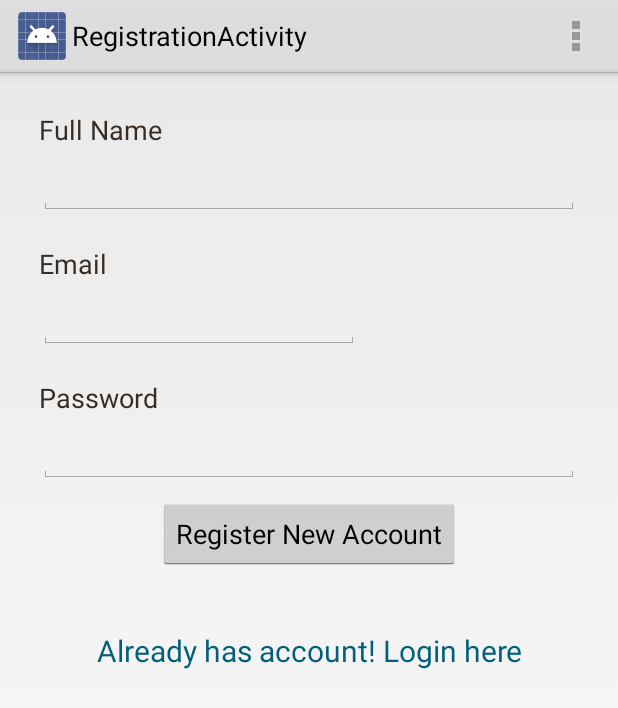
After one commit to Kingram91/SENIOR_PROJECT, an Android app: the RegistrationActivity screen opened directly, with no data from a screen before it, on a phone screen of 412 x 824 dp. The commit adds this screen. Shown: the top 708 px of the screen. Run offline under Robolectric (Android 15) with nearby library versions, the phone set to English and light mode, and no system bars.

Commit message:
Registration Form
first time end-user sign up, fill out form, click "register new account"

```diff
--- a/EventFoundryAndroid/EventFoundry/app/src/main/AndroidManifest.xml
+++ b/EventFoundryAndroid/EventFoundry/app/src/main/AndroidManifest.xml
@@ -1,51 +1,11 @@
 <?xml version="1.0" encoding="utf-8"?>
 <manifest xmlns:android="http://schemas.android.com/apk/res/android"
     package="com.seniorproject.eventfoundry.eventfoundry" >
-
-    <application
-        android:allowBackup="true"
-        android:icon="@drawable/ic_launcher"
-        android:label="@string/app_name"
-        android:theme="@style/AppTheme" >
-        <activity
-            android:name=".MyMainActivity"
-            android:label="@string/app_name" >
-            <intent-filter>
-                <action android:name="android.intent.action.MAIN" />
-
-                <category android:name="android.intent.category.LAUNCHER" />
-            </intent-filter>
-
-            <meta-data
-                android:name="android.app.searchable"
-                android:resource="@xml/searchable" />
-        </activity>
-        <activity
-            android:name=".LoginActivity"
-            android:label="@string/title_activity_login"
-            android:parentActivityName=".MyMainActivity"
-            android:windowSoftInputMode="adjustResize|stateHidden" >
-
-            <!-- Parent activity meta-data to support 4.0 and lower -->
-            <meta-data
-                android:name="android.support.PARENT_ACTIVITY"
-                android:value=".MyMainActivity" />
-        </activity>
-
-        <meta-data
-            android:name="com.google.android.gms.version"
-            android:value="@integer/google_play_services_version" />
-
-        <activity
-            android:name=".SearchResultsActivity"
-            android:label="@string/title_activity_search_results" >
-            <intent-filter>
-                <action android:name="android.intent.action.SEARCH" />
-            </intent-filter>
-        </activity>
-    </application>
     <!-- To access Google+ APIs: -->
     <uses-permission android:name="android.permission.INTERNET" />
+
+    <!-- SDK min version-->
+    <uses-sdk android:minSdkVersion="8" />
 
     <!--
          To retrieve OAuth 2.0 tokens or invalidate tokens to disconnect a user. This disconnect
@@ -60,4 +20,52 @@
     <uses-permission android:name="android.permission.READ_PROFILE" />
     <uses-permission android:name="android.permission.READ_CONTACTS" />
 
+    <application
+        android:allowBackup="true"
+        android:icon="@drawable/ic_launcher"
+        android:label="@string/app_name"
+        android:theme="@style/AppTheme" >
+        <activity
+            android:name="com.seniorproject.eventfoundry.eventfoundry.MyMainActivity"
+            android:label="@string/app_name" >
+            <intent-filter>
+                <action android:name="android.intent.action.MAIN" />
+                <category android:name="android.intent.category.LAUNCHER" />
+            </intent-filter>
+
+            <meta-data
+                android:name="android.app.searchable"
+                android:resource="@xml/searchable" />
+        </activity>
+        <activity
+            android:name="com.seniorproject.eventfoundry.eventfoundry.LoginActivity"
+            android:label="@string/title_activity_login"
+            android:parentActivityName="com.seniorproject.eventfoundry.eventfoundry.MyMainActivity"
+            android:windowSoftInputMode="adjustResize|stateHidden" >
+
+            <!-- Parent activity meta-data to support 4.0 and lower -->
+            <meta-data
+                android:name="android.support.PARENT_ACTIVITY"
+                android:value=".MyMainActivity" />
+        </activity>
+
+        <meta-data
+            android:name="com.google.android.gms.version"
+            android:value="@integer/google_play_services_version" />
+
+        <activity
+            android:name="com.seniorproject.eventfoundry.eventfoundry.SearchResultsActivity"
+            android:label="@string/title_activity_search_results" >
+            <intent-filter>
+                <action android:name="android.intent.action.SEARCH" />
+            </intent-filter>
+        </activity>
+
+        <!--  Entry for RegisterActivity.class -->
+        <activity
+            android:name="com.seniorproject.eventfoundry.eventfoundry.RegistrationActivity"
+            android:label="@string/title_activity_registration" >
+        </activity>
+    </application>
+
 </manifest>
--- a/EventFoundryAndroid/EventFoundry/app/src/main/java/com/seniorproject/eventfoundry/eventfoundry/MyMainActivity.java
+++ b/EventFoundryAndroid/EventFoundry/app/src/main/java/com/seniorproject/eventfoundry/eventfoundry/MyMainActivity.java
@@ -21,8 +21,6 @@ import android.support.v4.widget.DrawerLayout;
 import android.widget.ArrayAdapter;
 import android.widget.SearchView;
 import android.widget.TextView;
-
-
 public class MyMainActivity extends Activity
         implements NavigationDrawerFragment.NavigationDrawerCallbacks {
 
--- /dev/null
+++ b/EventFoundryAndroid/EventFoundry/app/src/main/java/com/seniorproject/eventfoundry/eventfoundry/RegistrationActivity.java
@@ -0,0 +1,62 @@
+package com.seniorproject.eventfoundry.eventfoundry;
+
+import android.app.Activity;
+import android.os.Bundle;
+import android.view.Menu;
+import android.view.MenuItem;
+import android.widget.TextView;
+import android.view.View;
+
+import com.seniorproject.eventfoundry.eventfoundry.R;
+
+public class RegistrationActivity extends Activity {
+
+    @Override
+    protected void onCreate(Bundle savedInstanceState) {
+        super.onCreate(savedInstanceState);
+
+        ViewRegistration();
+        LoginScreenLink();
+    }
+    void ViewRegistration()
+    {
+         //set view to activity_registration.xml
+        setContentView(R.layout.activity_registration);
+    }
+
+    void LoginScreenLink()
+    {
+        TextView loginScreen = (TextView) findViewById(R.id.linkToLogin);
+        // Listening to Login Screen link
+        loginScreen.setOnClickListener(new View.OnClickListener() {
+
+            public void onClick(View arg0) {
+                // Closing registration screen
+                // Switching to Login Screen/closing register screen
+                finish();}
+        });
+    }
+
+
+    @Override
+    public boolean onCreateOptionsMenu(Menu menu) {
+        // Inflate the menu; this adds items to the action bar if it is present.
+        getMenuInflater().inflate(R.menu.menu_registration, menu);
+        return true;
+    }
+
+    @Override
+    public boolean onOptionsItemSelected(MenuItem item) {
+        // Handle action bar item clicks here. The action bar will
+        // automatically handle clicks on the Home/Up button, so long
+        // as you specify a parent activity in AndroidManifest.xml.
+        int id = item.getItemId();
+
+        //noinspection SimplifiableIfStatement
+        if (id == R.id.action_settings) {
+            return true;
+        }
+
+        return super.onOptionsItemSelected(item);
+    }
+}
--- /dev/null
+++ b/EventFoundryAndroid/EventFoundry/app/src/main/res/layout/activity_registration.xml
@@ -0,0 +1,95 @@
+<RelativeLayout xmlns:android="http://schemas.android.com/apk/res/android"
+    xmlns:tools="http://schemas.android.com/tools" android:layout_width="match_parent"
+    android:layout_height="match_parent" android:paddingLeft="@dimen/activity_horizontal_margin"
+    android:paddingRight="@dimen/activity_horizontal_margin"
+    android:paddingTop="@dimen/activity_vertical_margin"
+    android:paddingBottom="@dimen/activity_vertical_margin"
+    tools:context="com.seniorproject.eventfoundry.eventfoundry.dummy.RegistrationActivity">
+
+    <!--  Header  Starts-->
+    <!-- Registration Form -->
+    <LinearLayout
+        android:orientation="vertical"
+        android:layout_width="fill_parent"
+        android:layout_height="fill_parent"
+        android:layout_alignParentStart="true"
+        android:padding="10dip">
+
+        <!-- Full Name Label -->
+        <TextView
+            android:layout_width="wrap_content"
+            android:layout_height="wrap_content"
+            android:textAppearance="?android:attr/textAppearanceMedium"
+            android:text="Full Name"
+            android:id="@+id/fullnameLabel"
+            android:textColor="#372c24" />
+
+        <EditText
+            android:layout_width="fill_parent"
+            android:layout_height="wrap_content"
+            android:id="@+id/fullnameEdit"
+            android:editable="true"
+            android:singleLine = "true"
+            android:layout_marginBottom="20dip"
+            android:layout_marginTop="5dip"/>
+
+        <!--  Email Label -->
+        <TextView
+            android:layout_width="wrap_content"
+            android:layout_height="wrap_content"
+            android:textAppearance="?android:attr/textAppearanceMedium"
+            android:text="Email"
+            android:textColor="#372c24"
+            android:id="@+id/emailLabel" />
+
+        <EditText
+            android:layout_width="wrap_content"
+            android:layout_height="wrap_content"
+            android:inputType="textEmailAddress"
+            android:ems="10"
+            android:id="@+id/emailEdit"
+            android:editable="true"
+            android:layout_marginTop="5dip"
+            android:singleLine="true"
+            android:layout_marginBottom="20dip"/>
+        <!--  Password Label -->
+        <TextView
+            android:layout_width="wrap_content"
+            android:layout_height="wrap_content"
+            android:textAppearance="?android:attr/textAppearanceMedium"
+            android:text="Password"
+            android:id="@+id/passordLabel"
+            android:textColor="#372c24"/>
+
+        <EditText
+            android:layout_width="fill_parent"
+            android:layout_height="wrap_content"
+            android:inputType="textPassword"
+            android:password="true"
+            android:ems="10"
+            android:id="@+id/passwordEdit"
+            android:layout_marginTop="5dip"
+            android:singleLine="true"/>
+
+        <!-- Register Button -->
+        <Button
+            android:layout_width="wrap_content"
+            android:layout_height="wrap_content"
+            android:text="Register New Account"
+            android:id="@+id/registrationButton"
+            android:layout_marginTop="10dip"
+            android:layout_gravity="center_horizontal" />
+
+        <!-- Link to Login Screen -->
+        <TextView android:id="@+id/linkToLogin"
+            android:layout_width="fill_parent"
+            android:layout_height="wrap_content"
+            android:layout_marginTop="40dip"
+            android:layout_marginBottom="40dip"
+            android:text="Already has account! Login here"
+            android:gravity="center"
+            android:textSize="20dip"
+            android:textColor="#025f7c"/>
+    </LinearLayout>
+
+</RelativeLayout>
--- /dev/null
+++ b/EventFoundryAndroid/EventFoundry/app/src/main/res/menu/menu_registration.xml
@@ -0,0 +1,6 @@
+<menu xmlns:android="http://schemas.android.com/apk/res/android"
+    xmlns:tools="http://schemas.android.com/tools"
+    tools:context="com.seniorproject.eventfoundry.eventfoundry.dummy.RegistrationActivity">
+    <item android:id="@+id/action_settings" android:title="@string/action_settings"
+        android:orderInCategory="100" android:showAsAction="never" />
+</menu>
--- a/EventFoundryAndroid/EventFoundry/app/src/main/res/values/strings.xml
+++ b/EventFoundryAndroid/EventFoundry/app/src/main/res/values/strings.xml
@@ -13,5 +13,7 @@
     <string name="action_settings">Settings</string>
     <string name="title_activity_search_results">SearchResultsActivity</string>
     <string name="search_hint">What are you looking for?</string>
+    <string name="title_activity_registration">RegistrationActivity</string>
+    <string name="hello_world">Hello world!</string>
 
 </resources>
```
